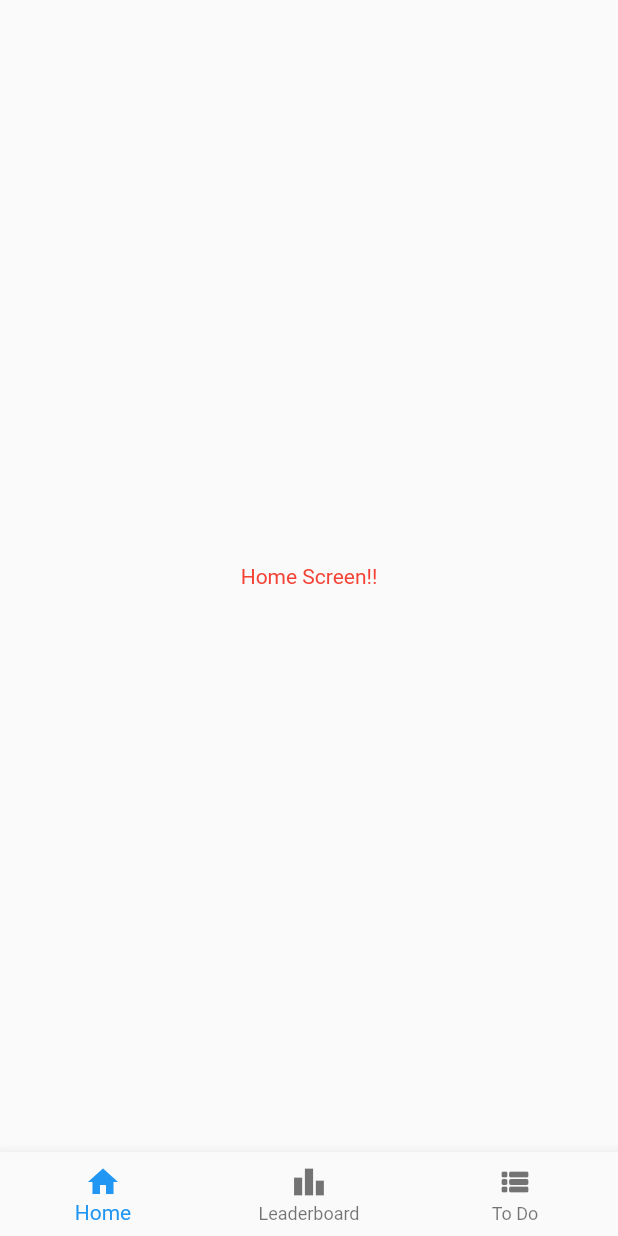
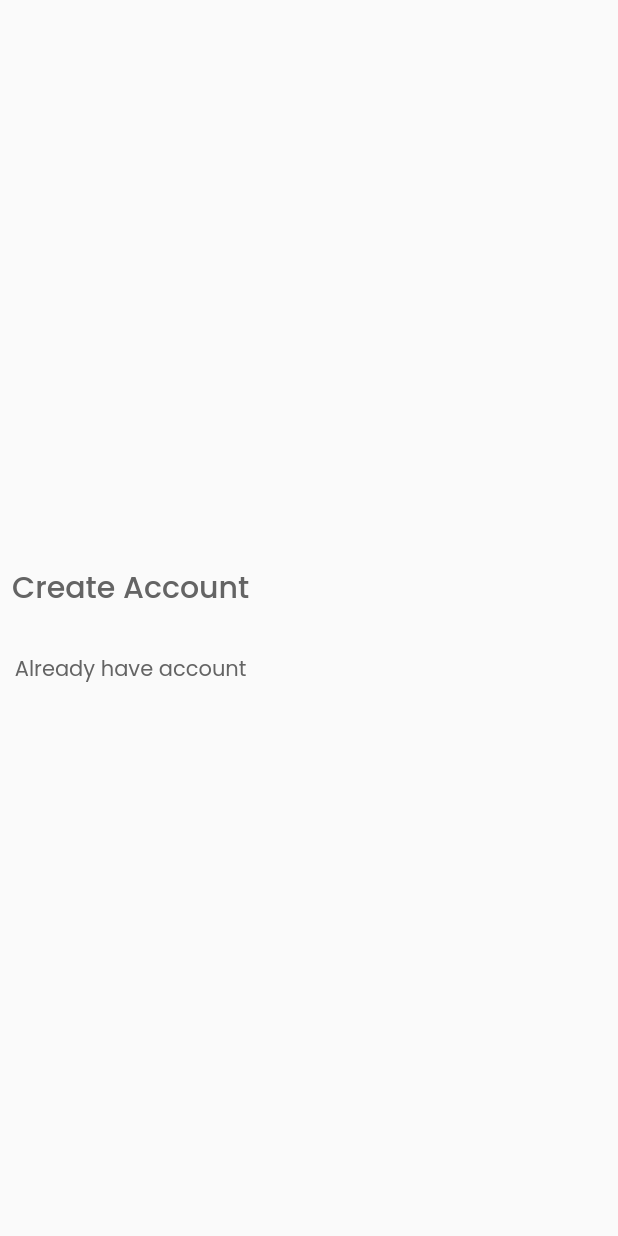
Before and after one commit to Quesadeha/dubhacks_project, a Flutter app: the screen it shows after launch, on a phone screen of 412 x 824 dp. Run offline on Flutter 3.47's test engine with Material 2 defaults, Android fonts, the phone set to English and light mode, and no system bars; our stand-ins replace google_fonts.

Commit message:
Startup Screen

```diff
--- a/lib/main.dart
+++ b/lib/main.dart
@@ -1,10 +1,11 @@
+import 'package:dubhacks_project/screens/startup_screen_body.dart';
 import 'package:flutter/material.dart';
 import '/constants/constants.dart' as constants;
 
 void main() {
   runApp(
     const MaterialApp(
-      home: ScreenOutline(),
+      home: StartupScreenBody(),
       initialRoute: '/home',
       // routes: {
       //   '/pages':(context) => const PagesScreen();
@@ -12,37 +13,3 @@ void main() {
     )
   );
 }
-
-class ScreenOutline extends StatefulWidget {
-  const ScreenOutline({Key? key}) : super(key: key);
-
-  @override
-  State<ScreenOutline> createState() => _ScreenOutlineState();
-}
-
-class _ScreenOutlineState extends State<ScreenOutline> {
-  int selectedIndex = 0;
-  @override
-  Widget build(BuildContext context) {
-    return Scaffold(
-      body: constants.screens.elementAt(selectedIndex),
-      bottomNavigationBar: BottomNavigationBar(
-        items: const [
-          BottomNavigationBarItem(icon: Icon(Icons.home), label: 'Home'),
-          BottomNavigationBarItem(
-              icon: Icon(Icons.leaderboard), label: 'Leaderboard'),
-          BottomNavigationBarItem(
-              icon: Icon(Icons.view_list_rounded), label: 'To Do'),
-        ],
-        currentIndex: selectedIndex,
-        onTap: onItemTapped,
-      ),
-    );
-  }
-
-  void onItemTapped(int index) {
-    setState(() {
-      selectedIndex = index;
-    });
-  }
-}
--- /dev/null
+++ b/lib/screens/startup_screen_body.dart
@@ -0,0 +1,45 @@
+import 'package:dubhacks_project/screens/screen_outline_body.dart';
+import 'package:flutter/material.dart';
+import '/constants/constants.dart' as constants;
+
+class StartupScreenBody extends StatefulWidget {
+  const StartupScreenBody({Key? key}) : super(key: key);
+
+  @override
+  State<StartupScreenBody> createState() => StartupScreenBodyState();
+}
+
+class StartupScreenBodyState extends State<StartupScreenBody> {
+  @override
+  Widget build(BuildContext context) {
+    return Scaffold(
+        body: Column(
+      mainAxisAlignment: MainAxisAlignment.center,
+      children: [
+        TextButton(
+          // style: ButtonStyle(
+
+          // ),
+          child: Text(
+            "Create Account",
+            style: constants.normalTextStyle(20, null),
+          ),
+          onPressed: () {
+            Navigator.push(
+                context,
+                MaterialPageRoute(
+                  builder: (context) => const ScreenOutline(),
+                ));
+          },
+        ),
+        const SizedBox(
+          height: 20,
+        ),
+        Text(
+          "Already have account",
+          style: constants.normalTextStyle(14, null),
+        )
+      ],
+    ));
+  }
+}
--- a/pubspec.yaml
+++ b/pubspec.yaml
@@ -34,6 +34,7 @@ dependencies:
   # The following adds the Cupertino Icons font to your application.
   # Use with the CupertinoIcons class for iOS style icons.
   cupertino_icons: ^1.0.2
+  google_fonts: ^3.0.1
 
 dev_dependencies:
   flutter_test:
```
Also changed, not shown: lib/constants/constants.dart (+39 -3 lines), lib/screens/screen_outline_body.dart (added, +36 -0 lines), pubspec.lock, 10 other files.
